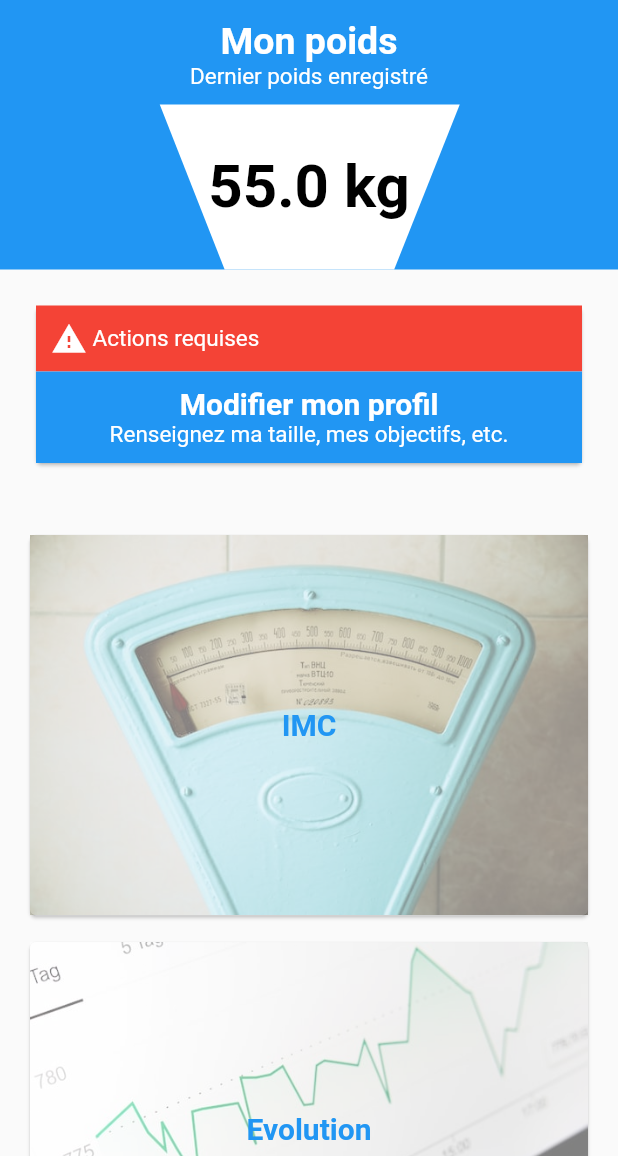
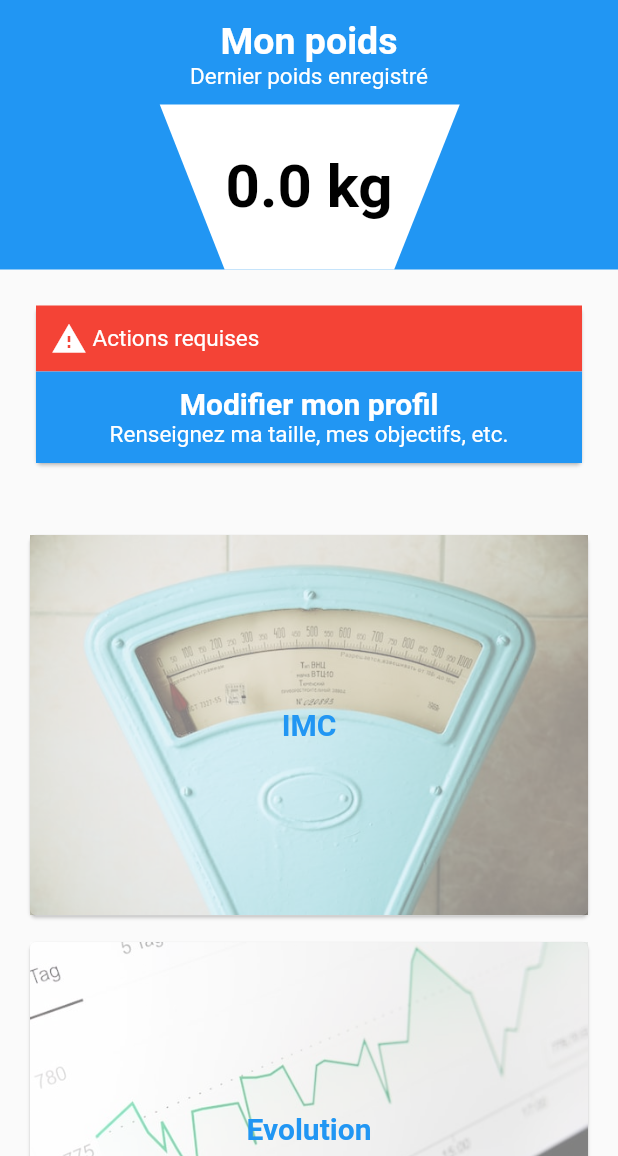
Before and after one commit to BalanceTonPoids/flutter, a Flutter app: the Profile screen opened directly, on a phone screen of 412 x 824 dp, the part 80-1236 px from its top. Run offline on Flutter 3.47's test engine with Material 2 defaults, Android fonts, the light colour scheme and no system bars; our stand-ins replace adaptive_theme, fl_chart, flutter_secure_storage, flutter_spinkit, persistent_bottom_nav_bar, shared_preferences; accounts and stored records are empty.

Commit message:
✨ add future weight metric

```diff
--- a/lib/pages/profile.dart
+++ b/lib/pages/profile.dart
@@ -1,6 +1,7 @@
 import 'package:balancetonpoids/pages/imc.dart';
 import 'package:balancetonpoids/pages/modifier_profil.dart';
 import 'package:flutter/material.dart';
+import 'package:shared_preferences/shared_preferences.dart';
 import '../utils/widgets.dart';
 
 class Profile extends StatefulWidget {
@@ -11,10 +12,27 @@ class Profile extends StatefulWidget {
 }
 
 class _ProfileState extends State<Profile> {
+  final Future<SharedPreferences> prefs = SharedPreferences.getInstance();
+  late Future<double?> weight;
+  late Future<String?> metric;
+
+  @override
+  void initState() {
+    super.initState();
+    weight = prefs.then((value) => value.getDouble('weight') ?? 0.0);
+    metric = prefs.then((value) => value.getString('metric') ?? 'kg');
+  }
+
   @override
   Widget build(BuildContext context) {
+    return FutureBuilder(
+        future: Future.wait([weight, metric]),
+        builder: (context, snapshot) {
+          if (snapshot.hasData) {
+            double showWeight = snapshot.data![0] as double;
+            String showMetric = snapshot.data![1] as String;
             return Scaffold(
-      appBar: appBar("Mon profil", false, context),
+              appBar: appBar('Mon profil', false, context),
               body: Column(
                 children: [
                   Container(
@@ -23,29 +41,44 @@ class _ProfileState extends State<Profile> {
                     ),
                     child: Column(
                       children: [
-                titleSection("Mon poids", "Dernier poids enregistré"),
-                weightStack(55.0, 'kg', Colors.white, 200, 220)
+                        titleSection('Mon poids', 'Dernier poids enregistré'),
+                        weightStack(
+                            showWeight, showMetric, Colors.white, 200, 220)
                       ],
                     ),
                   ),
                   Container(
                     padding: const EdgeInsets.all(20),
-            child: buttonCard("Modifier mon profil", "Renseignez ma taille, mes objectifs, etc.", Colors.blue, true, context, const EditProfilePage()),
+                    child: buttonCard(
+                        'Modifier mon profil',
+                        'Renseignez ma taille, mes objectifs, etc.',
+                        Colors.blue,
+                        true,
+                        context,
+                        const EditProfilePage()),
                   ),
                   Padding(
-            padding: const EdgeInsets.only(top: 20, bottom: 20, left: 10, right: 10),
+                    padding: const EdgeInsets.only(
+                        top: 20, bottom: 20, left: 10, right: 10),
                     child: Wrap(
                       spacing: 10,
                       runSpacing: 10,
                       children: [
-                squareButton("IMC", "assets/imc.jpg", context, IMCPage()),
-                squareButton("Evolution", "assets/evolution.jpg", context, null),
-                squareButton("Objectifs", "assets/objectifs.jpg", context, null),
+                        squareButton(
+                            'IMC', 'assets/imc.jpg', context, IMCPage()),
+                        squareButton(
+                            'Evolution', 'assets/evolution.jpg', context, null),
+                        squareButton(
+                            'Objectifs', 'assets/objectifs.jpg', context, null),
                       ],
                     ),
                   )
                 ],
               ),
             );
+          } else {
+            return const CircularProgressIndicator();
+          }
+        });
   }
 }
```
Lines whose indentation alone changed are shown as unchanged.
